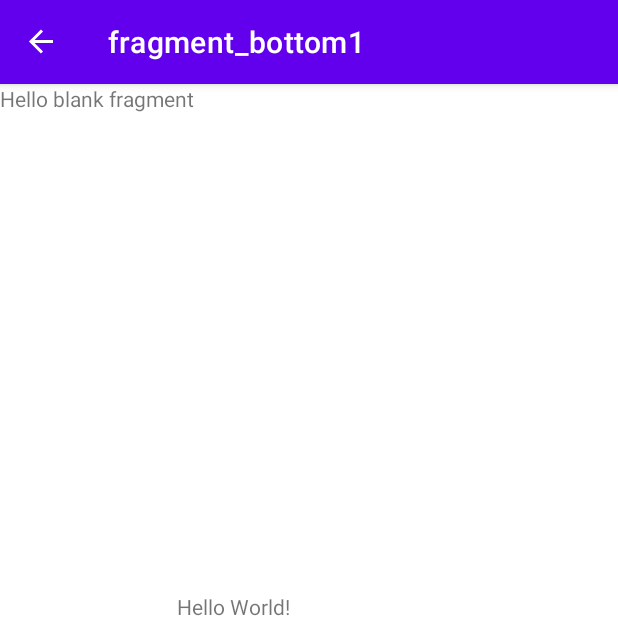
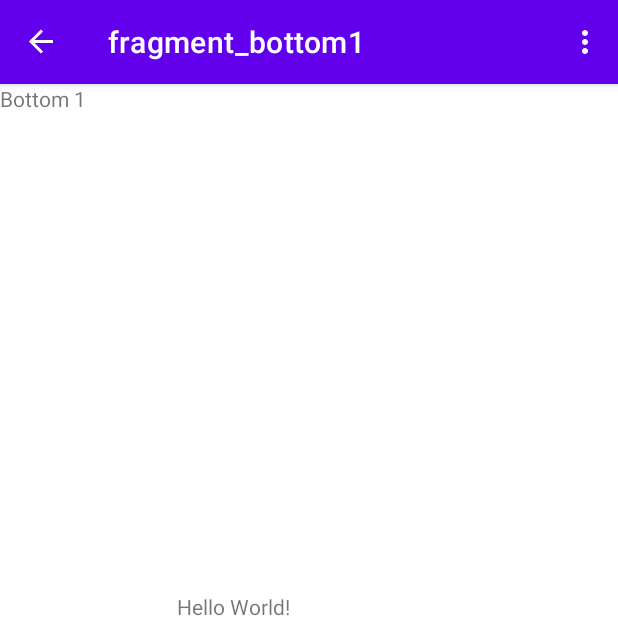
Before and after one commit to Lairuc/M08P03, an Android app: the Bottom1Fragment screen opened through its navigation route, on a phone screen of 412 x 824 dp, the top half of it. Run offline under Robolectric (Android 15) with nearby library versions, the phone set to English and light mode, and no system bars; our stand-ins replace navigation-ui.

Commit message:
3rd C&P added Options Menu

```diff
--- a/app/src/main/java/COR/M08/MainActivity.java
+++ b/app/src/main/java/COR/M08/MainActivity.java
@@ -5,9 +5,9 @@ import androidx.navigation.NavController;
 import androidx.navigation.fragment.NavHostFragment;
 import androidx.navigation.ui.AppBarConfiguration;
 import androidx.navigation.ui.NavigationUI;
-
 import android.os.Bundle;
-
+import android.view.Menu;
+import android.view.MenuItem;
 import java.util.Objects;
 
 import COR.M08.databinding.ActivityMainBinding;
@@ -15,6 +15,9 @@ import COR.M08.databinding.ActivityMainBinding;
 public class MainActivity extends AppCompatActivity {
 
     ActivityMainBinding binding;
+    //ActivityOptionsBinding binding2;
+    private NavController navController;
+
     @Override
     protected void onCreate(Bundle savedInstanceState) {
         super.onCreate(savedInstanceState);
@@ -32,4 +35,17 @@ public class MainActivity extends AppCompatActivity {
         NavigationUI.setupWithNavController(binding.navView, navController);
         NavigationUI.setupWithNavController(binding.toolbar, navController, appBarConfiguration);
     }
+
+    @Override
+    public boolean onCreateOptionsMenu(Menu menu) {
+        getMenuInflater().inflate(R.menu.options_menu, menu);
+        return true;
+    }
+
+    //navController = ((NavHostFragment) Objects.requireNonNull(getSupportFragmentManager().findFragmentById(R.id.nav_host_fragment))).getNavController();
+    @Override
+    public boolean onOptionsItemSelected(MenuItem item) {
+        return NavigationUI.onNavDestinationSelected(item, navController)
+                || super.onOptionsItemSelected(item);
+    }
 }
--- a/app/src/main/res/layout/activity_main.xml
+++ b/app/src/main/res/layout/activity_main.xml
@@ -98,6 +98,7 @@
             android:layout_height="match_parent"
             app:defaultNavHost="true"
             app:navGraph="@navigation/nav_graph" />
+
         <- BottomNavigationView -->
         <com.google.android.material.bottomnavigation.BottomNavigationView
             android:id="@+id/bottom_nav_view"
--- a/app/src/main/res/layout/fragment_bottom1.xml
+++ b/app/src/main/res/layout/fragment_bottom1.xml
@@ -9,6 +9,6 @@
     <TextView
         android:layout_width="match_parent"
         android:layout_height="match_parent"
-        android:text="@string/hello_blank_fragment" />
+        android:text="@string/bottom_1" />
 
 </FrameLayout>
--- a/app/src/main/res/layout/fragment_bottom3.xml
+++ b/app/src/main/res/layout/fragment_bottom3.xml
@@ -5,10 +5,9 @@
     android:layout_height="match_parent"
     tools:context=".Bottom3Fragment">
 
-    <!-- TODO: Update blank fragment layout -->
     <TextView
         android:layout_width="match_parent"
         android:layout_height="match_parent"
-        android:text="@string/hello_blank_fragment" />
+        android:text="@string/bottom_3" />
 
 </FrameLayout>
--- /dev/null
+++ b/app/src/main/res/menu/options_menu.xml
@@ -0,0 +1,17 @@
+<?xml version="1.0" encoding="utf-8"?>
+<menu xmlns:android="http://schemas.android.com/apk/res/android">
+    <item
+        android:id="@+id/options1Fragment"
+        android:icon="@android:drawable/ic_menu_directions"
+        android:title="Options 1"/>
+
+    <item
+        android:id="@+id/options2Fragment"
+        android:icon="@android:drawable/ic_menu_directions"
+        android:title="Options 2" />
+
+    <item
+        android:id="@+id/options3Fragment"
+        android:icon="@android:drawable/ic_menu_directions"
+        android:title="Options 3" />
+</menu>
--- a/app/src/main/res/navigation/nav_graph.xml
+++ b/app/src/main/res/navigation/nav_graph.xml
@@ -35,4 +35,19 @@
         android:name="COR.M08.Bottom3Fragment"
         android:label="fragment_bottom3"
         tools:layout="@layout/fragment_bottom3" />
+    <fragment
+        android:id="@+id/options1Fragment"
+        android:name="COR.M08.Options1Fragment"
+        android:label="fragment_options1"
+        tools:layout="@layout/fragment_options1" />
+    <fragment
+        android:id="@+id/options2Fragment"
+        android:name="COR.M08.Options2Fragment"
+        android:label="fragment_options2"
+        tools:layout="@layout/fragment_options2" />
+    <fragment
+        android:id="@+id/options3Fragment"
+        android:name="COR.M08.Options3Fragment"
+        android:label="fragment_options3"
+        tools:layout="@layout/fragment_options3" />
 </navigation>
```
Also changed, not shown: app/src/main/java/COR/M08/Options1Fragment.java (added, +64 -0 lines), app/src/main/java/COR/M08/Options2Fragment.java (added, +64 -0 lines), app/src/main/java/COR/M08/Options3Fragment.java (added, +64 -0 lines), app/src/main/res/layout/fragment_options1.xml (added, +13 -0 lines), app/src/main/res/layout/fragment_options2.xml (added, +13 -0 lines), app/src/main/res/layout/fragment_options3.xml (added, +13 -0 lines), app/src/main/res/values/strings.xml (+7 -1 lines).
